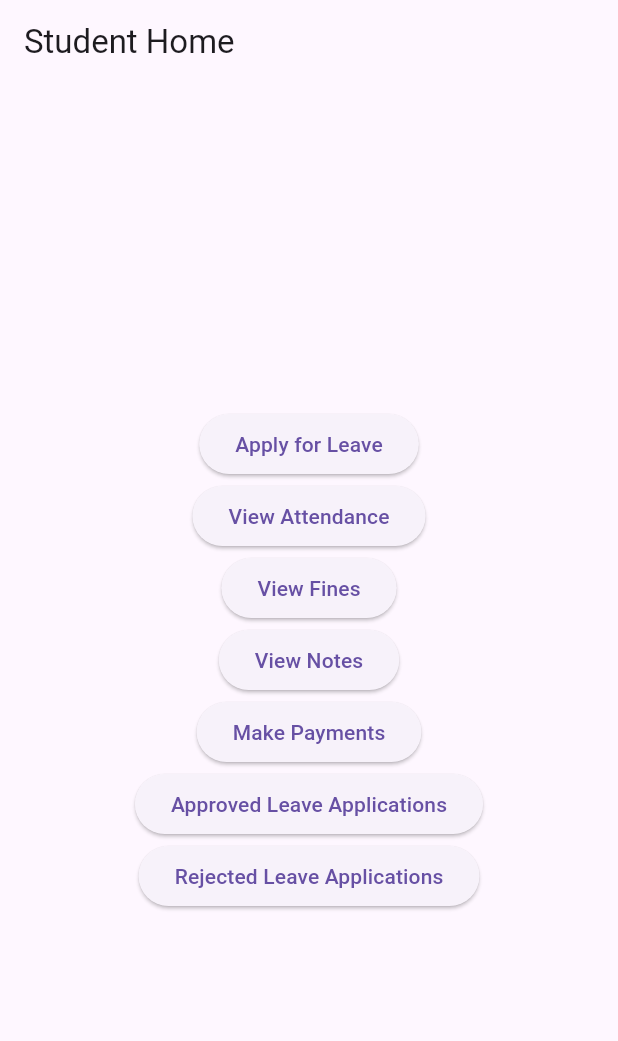
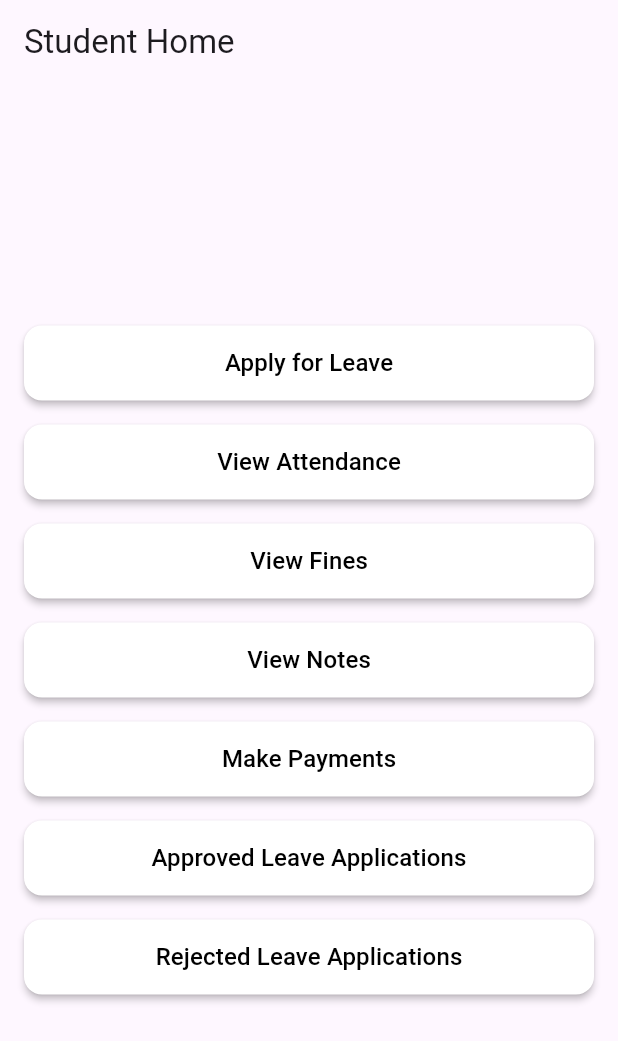
Before and after one commit to sharath453/Leave_and_Attendance_management_Application, a Flutter app: the StudentHomePage screen opened directly, on a phone screen of 412 x 824 dp. Shown: the top 1041 px of the screen. Run offline on Flutter 3.47's test engine with Material 3 defaults, Android fonts, the phone set to English and light mode, and no system bars; our stand-ins replace file_picker.

Commit message:
final touch with color change

```diff
--- a/lib/screens/student/student_home.dart
+++ b/lib/screens/student/student_home.dart
@@ -20,16 +20,17 @@ class StudentHomePage extends StatelessWidget {
         child: Column(
           mainAxisAlignment: MainAxisAlignment.center,
           children: [
-            ElevatedButton(
+            CustomButton(
+              text: 'Apply for Leave',
               onPressed: () {
                 Navigator.push(
                   context,
                   MaterialPageRoute(builder: (context) => ApplyLeavePage()),
                 );
               },
-              child: Text('Apply for Leave'),
             ),
-            ElevatedButton(
+            CustomButton(
+              text: 'View Attendance',
               onPressed: () {
                 Navigator.push(
                   context,
@@ -37,27 +38,27 @@ class StudentHomePage extends StatelessWidget {
                       builder: (context) => ViewEditAttendancePage()),
                 );
               },
-              child: Text('View Attendance'),
             ),
-            ElevatedButton(
+            CustomButton(
+              text: 'View Fines',
               onPressed: () {
                 Navigator.push(
                   context,
                   MaterialPageRoute(builder: (context) => ViewFinesPage()),
                 );
               },
-              child: Text('View Fines'),
             ),
-            ElevatedButton(
+            CustomButton(
+              text: 'View Notes',
               onPressed: () {
                 Navigator.push(
                   context,
                   MaterialPageRoute(builder: (context) => ViewNotesPage()),
                 );
               },
-              child: Text('View Notes'),
             ),
-            ElevatedButton(
+            CustomButton(
+              text: 'Make Payments',
               onPressed: () {
                 Navigator.push(
                   context,
@@ -66,9 +67,9 @@ class StudentHomePage extends StatelessWidget {
                           MakePaymentsPage()), // Navigate to MakePaymentsPage
                 );
               },
-              child: Text('Make Payments'),
             ),
-            ElevatedButton(
+            CustomButton(
+              text: 'Approved Leave Applications',
               onPressed: () {
                 Navigator.push(
                   context,
@@ -77,9 +78,9 @@ class StudentHomePage extends StatelessWidget {
                           ApprovedLeaveApplicationPage()), // Navigate to ApprovedLeaveApplicationPage
                 );
               },
-              child: Text('Approved Leave Applications'),
             ),
-            ElevatedButton(
+            CustomButton(
+              text: 'Rejected Leave Applications',
               onPressed: () {
                 Navigator.push(
                   context,
@@ -88,7 +89,6 @@ class StudentHomePage extends StatelessWidget {
                           RejectedLeaveApplicationPage()), // Navigate to RejectedLeaveApplicationPage
                 );
               },
-              child: Text('Rejected Leave Applications'),
             ),
           ],
         ),
@@ -96,3 +96,36 @@ class StudentHomePage extends StatelessWidget {
     );
   }
 }
+
+class CustomButton extends StatelessWidget {
+  final String text;
+  final VoidCallback onPressed;
+
+  const CustomButton({required this.text, required this.onPressed});
+
+  @override
+  Widget build(BuildContext context) {
+    return Padding(
+      padding: const EdgeInsets.symmetric(vertical: 8.0, horizontal: 16.0),
+      child: SizedBox(
+        width: double.infinity, // Make the button wide
+        height: 50, // Set a fixed height for the button
+        child: ElevatedButton(
+          onPressed: onPressed,
+          style: ElevatedButton.styleFrom(
+            foregroundColor: Colors.black,
+            backgroundColor: Colors.white, // Text color
+            shape: RoundedRectangleBorder(
+              borderRadius: BorderRadius.circular(12), // Curved edges
+            ),
+            elevation: 2, // Light shadow effect
+          ),
+          child: Text(
+            text,
+            style: TextStyle(fontSize: 16),
+          ),
+        ),
+      ),
+    );
+  }
+}
```
